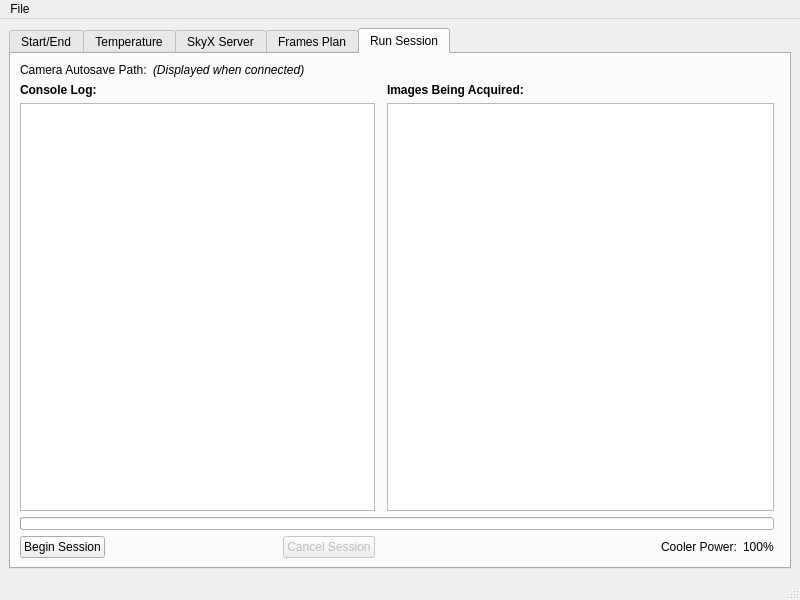
This is MainWindow.ui in RMcDOttawa/pySkyDarks3 as Qt 5 draws it before an edit. The edited form follows.
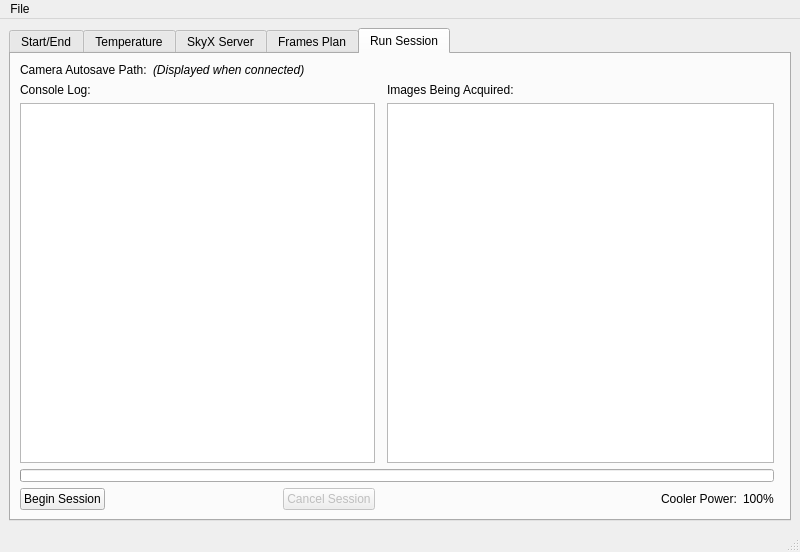
This is the edited form. The open tabs and pages were chosen to show the change.

Commit message: Change UI to use simple-text labels with size set programmatically rather than rich-text labels, in an attempt to avoid window rendering problems.

Diff of the .ui file:
```diff
--- a/MainWindow.ui
+++ b/MainWindow.ui
@@ -7,7 +7,7 @@
     <x>0</x>
     <y>0</y>
     <width>800</width>
-    <height>600</height>
+    <height>552</height>
    </rect>
   </property>
   <property name="sizePolicy">
@@ -1482,13 +1482,6 @@
             </property>
            </widget>
           </item>
-          <item row="0" column="0">
-           <widget class="QLabel" name="label_38">
-            <property name="text">
-             <string>&lt;html&gt;&lt;head/&gt;&lt;body&gt;&lt;p&gt;&lt;span style=&quot; font-weight:600;&quot;&gt;Console Log:&lt;/span&gt;&lt;/p&gt;&lt;/body&gt;&lt;/html&gt;</string>
-            </property>
-           </widget>
-          </item>
           <item row="3" column="3">
            <widget class="QPushButton" name="cancelSessionButton">
             <property name="enabled">
@@ -1505,7 +1498,7 @@
           <item row="0" column="5">
            <widget class="QLabel" name="label_39">
             <property name="text">
-             <string>&lt;html&gt;&lt;head/&gt;&lt;body&gt;&lt;p&gt;&lt;span style=&quot; font-weight:600;&quot;&gt;Images Being Acquired:&lt;/span&gt;&lt;/p&gt;&lt;/body&gt;&lt;/html&gt;</string>
+             <string>Images Being Acquired:</string>
             </property>
            </widget>
           </item>
@@ -1558,6 +1551,13 @@
             </item>
            </layout>
           </item>
+          <item row="0" column="0" colspan="4">
+           <widget class="QLabel" name="Subtitle_tab4a">
+            <property name="text">
+             <string>Console Log:</string>
+            </property>
+           </widget>
+          </item>
          </layout>
         </item>
        </layout>
```
Left out of the diff: 56 changed lines with no effect on the pictures. The commit also changes 1 other file.
